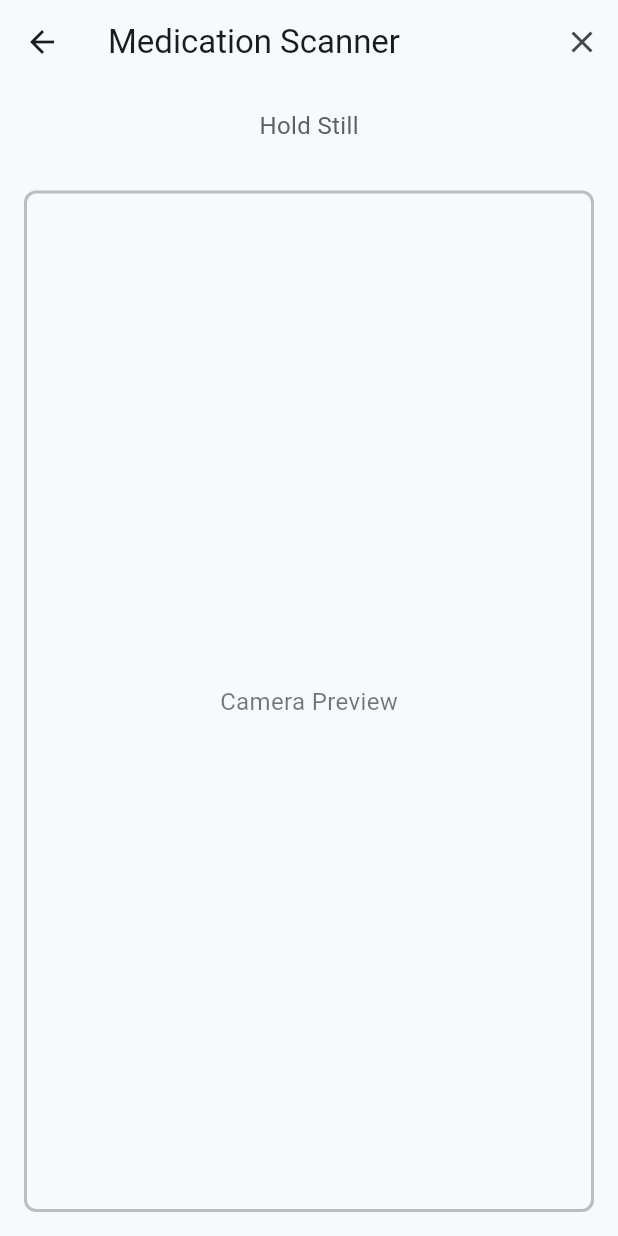
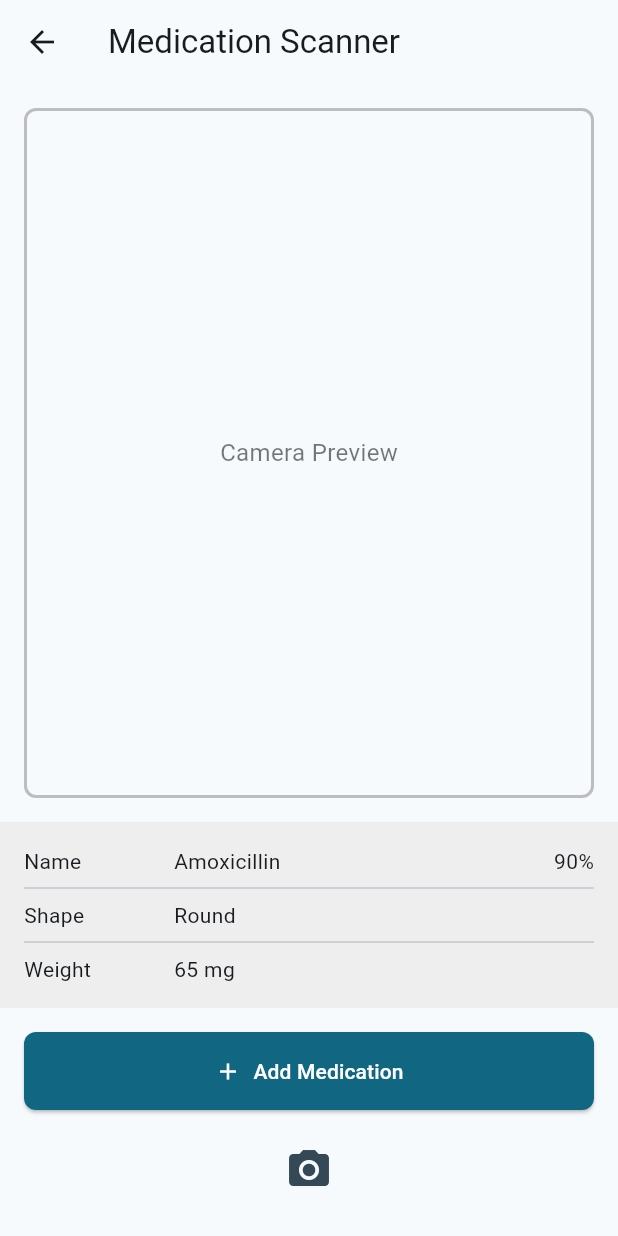
Before and after one commit to pizzaxpainter/HealthHack-2025, a Flutter app: the MedicationScannerScreen screen opened directly, on a phone screen of 412 x 824 dp. Run offline on Flutter 3.47's test engine with Material 3 defaults, Android fonts, the light colour scheme and no system bars; our stand-ins replace file_picker, image_picker; statements that could not run were skipped.

Commit message:
new features working!

```diff
--- a/frontend/Medication_App/lib/med_scanner.dart
+++ b/frontend/Medication_App/lib/med_scanner.dart
@@ -1,35 +1,38 @@
-// lib/med_scanner.dart
 import 'package:flutter/material.dart';
+import 'new_medication.dart';
+import 'package:image_picker/image_picker.dart';
+import 'dart:io';
 
-class MedicationScannerScreen extends StatelessWidget {
+class MedicationScannerScreen extends StatefulWidget {
   const MedicationScannerScreen({Key? key}) : super(key: key);
+
+  @override
+  _MedicationScannerScreenState createState() => _MedicationScannerScreenState();
+}
+
+class _MedicationScannerScreenState extends State<MedicationScannerScreen> {
+  File? _capturedImage; // Holds the image file
+
+  Future<void> _captureImage() async {
+    final ImagePicker _picker = ImagePicker();
+    final XFile? image = await _picker.pickImage(source: ImageSource.camera);
+
+    if (image != null) {
+      setState(() {
+        _capturedImage = File(image.path); // Update state with new image
+      });
+    }
+  }
 
   @override
   Widget build(BuildContext context) {
     return Scaffold(
       appBar: AppBar(
         title: const Text('Medication Scanner'),
-        actions: [
-          IconButton(
-            icon: const Icon(Icons.close),
-            onPressed: () {
-              Navigator.pop(context);
-            },
-          ),
-        ],
       ),
       body: Column(
         children: [
-          Padding(
-            padding: const EdgeInsets.all(16.0),
-            child: Text(
-              'Hold Still',
-              style: TextStyle(
-                fontSize: 16,
-                color: Colors.grey[700],
-              ),
-            ),
-          ),
+          // Camera Preview / Captured Image
           Expanded(
             child: Container(
               margin: const EdgeInsets.all(16.0),
@@ -40,18 +43,95 @@ class MedicationScannerScreen extends StatelessWidget {
                 ),
                 borderRadius: BorderRadius.circular(8),
               ),
-              child: const Center(
-                child: Text(
-                  'Camera Preview',
-                  style: TextStyle(
-                    color: Colors.black54,
-                    fontSize: 16,
+              child: _capturedImage == null
+                  ? const Center(
+                      child: Text(
+                        'Camera Preview',
+                        style: TextStyle(color: Colors.black54, fontSize: 16),
+                      ),
+                    )
+                  : ClipRRect(
+                      borderRadius: BorderRadius.circular(8),
+                      child: Image.file(
+                        _capturedImage!,
+                        fit: BoxFit.cover,
+                        width: double.infinity,
+                      ),
+                    ),
+            ),
+          ),
+
+          // Medication Info Section
+          Container(
+            padding: const EdgeInsets.all(16.0),
+            color: Colors.grey[200],
+            child: Column(
+              children: [
+                const Row(
+                  children: [
+                    SizedBox(width: 100, child: Text('Name')),
+                    Text('Amoxicillin'),
+                    Spacer(),
+                    Text('90%'),
+                  ],
+                ),
+                const Divider(),
+                const Row(
+                  children: [
+                    SizedBox(width: 100, child: Text('Shape')),
+                    Text('Round'),
+                  ],
+                ),
+                const Divider(),
+                const Row(
+                  children: [
+                    SizedBox(width: 100, child: Text('Weight')),
+                    Text('65 mg'),
+                  ],
+                ),
+              ],
+            ),
+          ),
+
+          // Add Medication Button
+          Padding(
+            padding: const EdgeInsets.all(16.0),
+            child: SizedBox(
+              width: double.infinity,
+              child: ElevatedButton.icon(
+                onPressed: () {
+                        Navigator.push(
+                          context,
+                          MaterialPageRoute(
+                            builder: (context) => const NewMedicationScreen(),
+                          ),
+                        );
+                      },
+                icon: const Icon(Icons.add, color: Colors.white,),
+                label: const Text('Add Medication', style: TextStyle(color: Colors.white)),
+                style: ElevatedButton.styleFrom(
+                  padding: const EdgeInsets.symmetric(vertical: 16.0),
+                  shape: RoundedRectangleBorder(
+                    borderRadius: BorderRadius.circular(8.0),
                   ),
+                  backgroundColor: Theme.of(context).colorScheme.primary,
                 ),
               ),
             ),
           ),
-          // Rest of your code...
+
+          // Camera Capture Button
+          Padding(
+            padding: const EdgeInsets.only(bottom: 20.0),
+            child: IconButton(
+              icon: const Icon(
+                Icons.camera_alt,
+                size: 32,
+                color: Color(0xFF344955),
+              ),
+              onPressed: _captureImage,
+            ),
+          ),
         ],
       ),
     );
--- a/frontend/Medication_App/pubspec.yaml
+++ b/frontend/Medication_App/pubspec.yaml
@@ -14,7 +14,8 @@ dependencies:
   permission_handler: ^11.0.1
   path_provider: ^2.0.2
   path: ^1.8.3
-  file_picker: ^5.4.2
+  file_picker: ^9.0.2
+  image_picker: ^0.8.4+4
 
 dev_dependencies:
   flutter_test:
```
Also changed, not shown: frontend/Medication_App/lib/home_screen.dart (+147 -153 lines), frontend/Medication_App/lib/new_medication.dart (added, +129 -0 lines), frontend/Medication_App/flutter_01.png (added), frontend/Medication_App/pubspec.lock, 9 other files.
